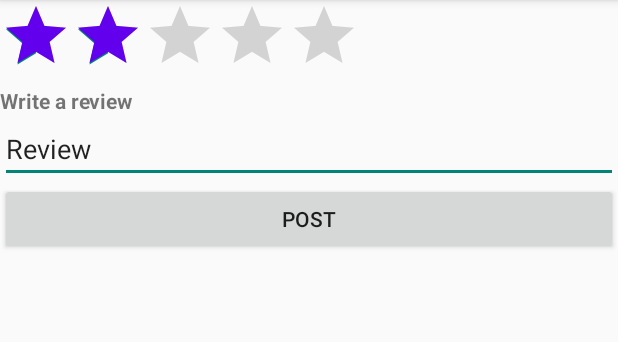
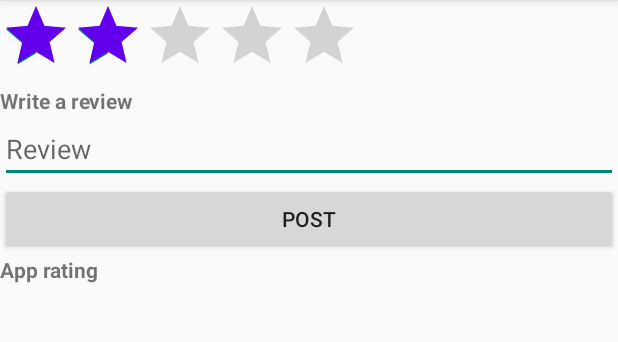
Before and after one commit to JuliusElvis/Animal_health_management_android_application, an Android app: the HelpActivity screen opened directly, with no data from a screen before it, after a tap on "Rate Us", on a phone screen of 412 x 824 dp, the part 84-426 px from its top. Run offline under Robolectric (Android 15) with nearby library versions, the phone set to English and light mode, and no system bars; libraries missing offline, so code that uses them is left out: com.vishnusivadas.advanced_httpurlconnection; 3 statements that could not run were skipped.

Commit message:
First Commit

```diff
--- a/app/src/main/java/com/example/project/activities/HelpActivity.java
+++ b/app/src/main/java/com/example/project/activities/HelpActivity.java
@@ -3,6 +3,7 @@ package com.example.project.activities;
 import androidx.appcompat.app.AppCompatActivity;
 
 import android.content.Intent;
+import android.media.session.MediaSessionManager;
 import android.os.Bundle;
 import android.view.View;
 import android.widget.Button;
@@ -14,6 +15,7 @@ public class HelpActivity extends AppCompatActivity {
 
     Button btn;
     TextView logout,rateus,help,passreset;
+    String username;
 
     @Override
     protected void onCreate(Bundle savedInstanceState) {
@@ -24,6 +26,7 @@ public class HelpActivity extends AppCompatActivity {
         rateus = findViewById(R.id.rateus);
         help = findViewById(R.id.help);
         passreset =findViewById(R.id.resetpass);
+        username = getIntent().getExtras().getString("username");
 
         rateus.setOnClickListener(new View.OnClickListener() {
             @Override
@@ -36,9 +39,12 @@ public class HelpActivity extends AppCompatActivity {
 
 
 
+
+
     }
     public void openNewActivity(){
         Intent intent = new Intent(this, appRating.class);
+        intent.putExtra("username",username);
         startActivity(intent);
     }
     public void logout(){
@@ -50,7 +56,9 @@ public class HelpActivity extends AppCompatActivity {
         logout.setOnClickListener(new View.OnClickListener() {
             @Override
             public void onClick(View v) {
-                logout();
+                //logout();
+
+
             }
         });
     }
--- a/app/src/main/java/com/example/project/activities/HomeActivity.java
+++ b/app/src/main/java/com/example/project/activities/HomeActivity.java
@@ -68,6 +68,7 @@ public class HomeActivity extends AppCompatActivity {
     }
     public void openHelpActivity(){
         Intent intent = new Intent(this, HelpActivity.class);
+        intent.putExtra("username",username);
         startActivity(intent);
     }
     public void openCalendarActivity(){
--- a/app/src/main/java/com/example/project/activities/appRating.java
+++ b/app/src/main/java/com/example/project/activities/appRating.java
@@ -3,19 +3,26 @@ package com.example.project.activities;
 import androidx.appcompat.app.AppCompatActivity;
 
 import android.os.Bundle;
+import android.os.Handler;
+import android.view.View;
 import android.widget.Button;
 import android.widget.EditText;
 import android.widget.RatingBar;
+import android.widget.TextView;
 import android.widget.Toast;
 
 import com.example.project.R;
+import com.vishnusivadas.advanced_httpurlconnection.PutData;
 
 public class appRating extends AppCompatActivity {
 
     RatingBar ratingBar;
     int myRating = 0;
-    EditText review;
+    EditText review1;
     Button btnPost;
+    String username;
+    public String defRating = "";
+    TextView appRating;
 
     @Override
     protected void onCreate(Bundle savedInstanceState) {
@@ -23,8 +30,12 @@ public class appRating extends AppCompatActivity {
         setContentView(R.layout.activity_app_rating);
 
         ratingBar = findViewById(R.id.ratingBar);
-        review = findViewById(R.id.review);
+        review1 = findViewById(R.id.etreview);
         btnPost = findViewById(R.id.btnReview);
+        username = getIntent().getExtras().getString("username");
+
+        appRating = findViewById(R.id.apprating);
+        rator();
 
         ratingBar.setOnRatingBarChangeListener(new RatingBar.OnRatingBarChangeListener() {
             @Override
@@ -54,5 +65,64 @@ public class appRating extends AppCompatActivity {
                 Toast.makeText(appRating.this,message,Toast.LENGTH_SHORT).show();
             }
         });
+
+        btnPost.setOnClickListener(new View.OnClickListener() {
+            @Override
+            public void onClick(View v) {
+                final String rating = String.valueOf(myRating);
+                final String review;
+                review = String.valueOf(review1.getText());
+                Handler handler = new Handler();
+                handler.post(new Runnable() {
+                    @Override
+                    public void run() {
+                        String[] field = new String[3];
+                        field[0] = "username";
+                        field[1] = "rating";
+                        field[2] = "review";
+                        //Creating array for data
+                        String[] data = new String[3];
+                        data[0] = username;
+                        data[1] = rating;
+                        data[2] = review;
+
+                        PutData putData = new PutData("http://192.168.100.3/project1/AppRating.php", "POST", field, data);
+                        if (putData.startPut()) {
+                            if (putData.onComplete()) {
+                                //String result = String.valueOf(putData.getResult());
+                                //appRating.setText(result);
+                                Toast.makeText(appRating.this,"Success",Toast.LENGTH_SHORT).show();
+                            }
+                            else{
+                                Toast.makeText(appRating.this,"Not successful",Toast.LENGTH_SHORT).show();
+                            }
+                        }
+                    }
+                });
+            }
+        });
+    }
+    public void rator(){
+        Handler handler = new Handler();
+        handler.post(new Runnable() {
+            @Override
+            public void run() {
+                String[] field = new String[1];
+                field[0] = "username";
+                //Creating array for data
+                String[] data = new String[1];
+                data[0] = username;
+
+                PutData putData = new PutData("http://192.168.100.3/project1/defAppRated.php", "POST", field, data);
+                if (putData.startPut()) {
+                    if (putData.onComplete()) {
+                        defRating = String.valueOf(putData.getResult());
+                            float f1 = Float.parseFloat(defRating);
+                            ratingBar.setRating(f1);
+                            appRating.setText(defRating);
+
+                    }}
+            }
+        });
     }
 }
--- a/app/src/main/res/layout/activity_app_rating.xml
+++ b/app/src/main/res/layout/activity_app_rating.xml
@@ -13,7 +13,7 @@
         android:id="@+id/ratingBar"
         android:numStars="5"
         android:rating="2"
-        android:stepSize="1"
+        android:stepSize="0.5"
         android:progressTint="@color/colorPrimary"/>
 
     <TextView
@@ -25,13 +25,19 @@
     <EditText
         android:layout_width="match_parent"
         android:layout_height="wrap_content"
-        android:text="Review"
-        android:id="@+id/review" />
+        android:hint="Review"
+        android:id="@+id/etreview" />
 
     <Button
         android:layout_width="match_parent"
         android:layout_height="wrap_content"
         android:text="Post"
         android:id="@+id/btnReview"/>
+    <TextView
+        android:layout_width="match_parent"
+        android:layout_height="wrap_content"
+        android:text="App rating"
+        android:textStyle="bold"
+        android:id="@+id/apprating"/>
 
 </LinearLayout>
```
Also changed, not shown: app/src/main/java/com/example/project/activities/MainActivity.java (+8 -0 lines).
